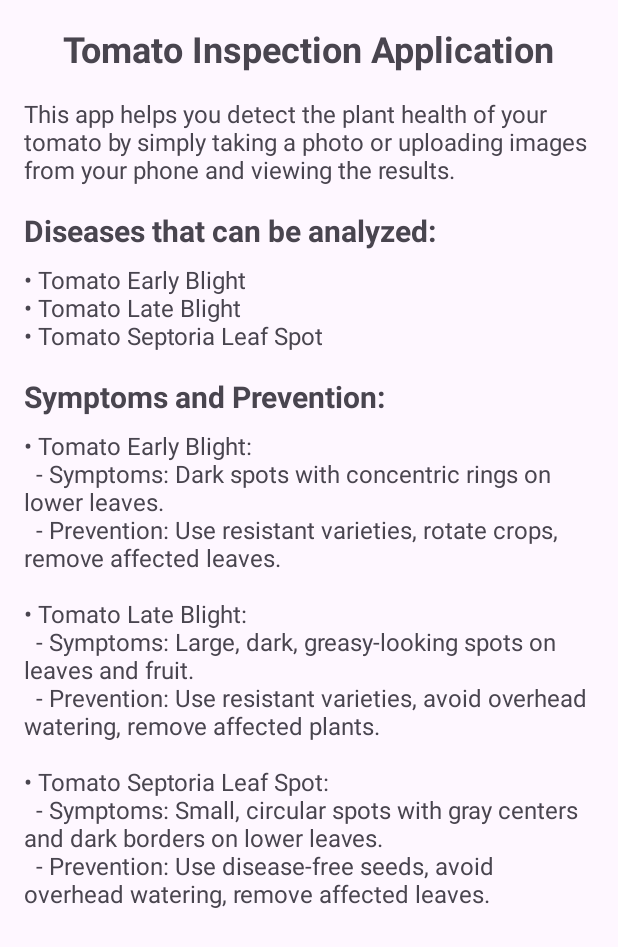
After one commit to edinabwari/Tomato_Inspection_App, an Android app: the Home screen opened directly, with no data from a screen before it, on a phone screen of 412 x 824 dp. The commit adds this screen. Shown: the top 947 px of the screen. Run offline under Robolectric (Android 15) with nearby library versions, the phone set to English and light mode, and no system bars.

Commit message:
initial commit

```diff
--- a/RegisterPage/app/src/main/AndroidManifest.xml
+++ b/RegisterPage/app/src/main/AndroidManifest.xml
@@ -2,7 +2,7 @@
 <manifest xmlns:android="http://schemas.android.com/apk/res/android"
     xmlns:tools="http://schemas.android.com/tools">
 
-    <uses-permission android:name="android.permission.INTERNET"/>
+    <uses-permission android:name="android.permission.INTERNET" />
 
     <application
         android:allowBackup="true"
@@ -15,12 +15,14 @@
         android:theme="@style/Theme.RegisterPage"
         tools:targetApi="31">
         <activity
+            android:name=".Home"
+            android:exported="false" />
+        <activity
             android:name=".Register"
             android:exported="false" />
-
-        <activity android:name=".MainActivity"
-            android:exported="false"/>
-
+        <activity
+            android:name=".MainActivity"
+            android:exported="false" />
         <activity
             android:name=".LogIn"
             android:exported="true">
--- /dev/null
+++ b/RegisterPage/app/src/main/java/com/example/registerpage/Home.java
@@ -0,0 +1,14 @@
+package com.example.registerpage;
+
+import androidx.appcompat.app.AppCompatActivity;
+
+import android.os.Bundle;
+
+public class Home extends AppCompatActivity {
+
+    @Override
+    protected void onCreate(Bundle savedInstanceState) {
+        super.onCreate(savedInstanceState);
+        setContentView(R.layout.activity_home);
+    }
+}
--- a/RegisterPage/app/src/main/java/com/example/registerpage/MainActivity.java
+++ b/RegisterPage/app/src/main/java/com/example/registerpage/MainActivity.java
@@ -1,6 +1,7 @@
 package com.example.registerpage;
 
 import androidx.appcompat.app.AppCompatActivity;
+import androidx.cardview.widget.CardView;
 
 import android.annotation.SuppressLint;
 import android.content.Intent;
@@ -11,7 +12,6 @@ import android.widget.TextView;
 
 import com.google.firebase.auth.FirebaseAuth;
 import com.google.firebase.auth.FirebaseUser;
-import androidx.cardview.widget.CardView;
 
 public class MainActivity extends AppCompatActivity {
 
@@ -19,7 +19,7 @@ public class MainActivity extends AppCompatActivity {
     Button button;
     TextView textView;
     FirebaseUser user;
-    CardView logoutCard;
+    CardView logoutCard, homeCard;
 
     @SuppressLint("MissingInflatedId")
     @Override
@@ -32,6 +32,7 @@ public class MainActivity extends AppCompatActivity {
         textView = findViewById(R.id.user_details);
         user = auth.getCurrentUser();
         logoutCard = findViewById(R.id.logout_card);
+        homeCard = findViewById(R.id.home_card);
 
         if (user == null) {
             Intent intent = new Intent(getApplicationContext(), LogIn.class);
@@ -54,5 +55,10 @@ public class MainActivity extends AppCompatActivity {
             startActivity(intent);
             finish();
         });
+
+        homeCard.setOnClickListener(view -> {
+            Intent intent = new Intent(getApplicationContext(), Home.class);
+            startActivity(intent);
+        });
     }
 }
--- /dev/null
+++ b/RegisterPage/app/src/main/res/layout/activity_home.xml
@@ -0,0 +1,70 @@
+<?xml version="1.0" encoding="utf-8"?>
+<ScrollView xmlns:android="http://schemas.android.com/apk/res/android"
+    android:layout_width="match_parent"
+    android:layout_height="match_parent"
+    android:padding="16dp">
+
+    <LinearLayout
+        android:layout_width="match_parent"
+        android:layout_height="wrap_content"
+        android:orientation="vertical">
+
+        <!-- Title -->
+        <TextView
+            android:id="@+id/title_app"
+            android:layout_width="wrap_content"
+            android:layout_height="wrap_content"
+            android:text="Tomato Inspection Application"
+            android:textSize="24sp"
+            android:textStyle="bold"
+            android:layout_gravity="center_horizontal"
+            android:paddingBottom="16dp"/>
+
+        <!-- Brief Statement -->
+        <TextView
+            android:id="@+id/brief_statement"
+            android:layout_width="wrap_content"
+            android:layout_height="wrap_content"
+            android:text="This app helps you detect the plant health of your tomato by simply taking a photo or uploading images from your phone and viewing the results."
+            android:textSize="16sp"
+            android:paddingBottom="16dp"/>
+
+        <!-- Diseases that can be analyzed Title -->
+        <TextView
+            android:id="@+id/title_diseases"
+            android:layout_width="wrap_content"
+            android:layout_height="wrap_content"
+            android:text="Diseases that can be analyzed:"
+            android:textSize="20sp"
+            android:textStyle="bold"
+            android:paddingBottom="8dp"/>
+
+        <!-- Bullet List of Diseases -->
+        <TextView
+            android:id="@+id/disease_list"
+            android:layout_width="wrap_content"
+            android:layout_height="wrap_content"
+            android:text="• Tomato Early Blight\n• Tomato Late Blight\n• Tomato Septoria Leaf Spot"
+            android:textSize="16sp"
+            android:paddingBottom="16dp"/>
+
+        <!-- Symptoms and Prevention Title -->
+        <TextView
+            android:id="@+id/title_symptoms_prevention"
+            android:layout_width="wrap_content"
+            android:layout_height="wrap_content"
+            android:text="Symptoms and Prevention:"
+            android:textSize="20sp"
+            android:textStyle="bold"
+            android:paddingBottom="8dp"/>
+
+        <!-- Symptoms and Prevention Content -->
+        <TextView
+            android:id="@+id/symptoms_prevention"
+            android:layout_width="wrap_content"
+            android:layout_height="wrap_content"
+            android:text="• Tomato Early Blight:\n  - Symptoms: Dark spots with concentric rings on lower leaves.\n  - Prevention: Use resistant varieties, rotate crops, remove affected leaves.\n\n• Tomato Late Blight:\n  - Symptoms: Large, dark, greasy-looking spots on leaves and fruit.\n  - Prevention: Use resistant varieties, avoid overhead watering, remove affected plants.\n\n• Tomato Septoria Leaf Spot:\n  - Symptoms: Small, circular spots with gray centers and dark borders on lower leaves.\n  - Prevention: Use disease-free seeds, avoid overhead watering, remove affected leaves."
+            android:textSize="16sp"/>
+
+    </LinearLayout>
+</ScrollView>
```
